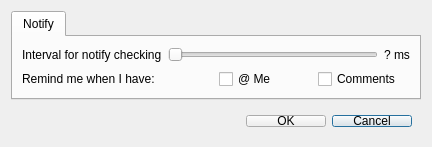
Above: ui/SettingWindow.ui from WeCase/WeCase before the change. Below: the same form after it.
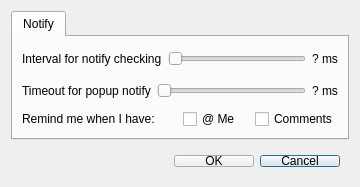
That is the form after the change. Icons and pictures are not drawn.

The edit to the form file:
```diff
--- a/ui/SettingWindow.ui
+++ b/ui/SettingWindow.ui
@@ -6,8 +6,8 @@
    <rect>
     <x>0</x>
     <y>0</y>
-    <width>432</width>
-    <height>143</height>
+    <width>360</width>
+    <height>187</height>
    </rect>
   </property>
   <property name="sizePolicy">
@@ -39,8 +39,6 @@
       <attribute name="title">
        <string>Notify</string>
       </attribute>
-      <layout class="QGridLayout" name="gridLayout_3">
-       <item row="0" column="0">
         <layout class="QVBoxLayout" name="verticalLayout_2">
          <item>
           <layout class="QHBoxLayout" name="horizontalLayout_2">
@@ -85,6 +83,49 @@
            </item>
           </layout>
          </item>
+       <item>
+        <layout class="QHBoxLayout" name="horizontalLayout_4">
+         <item>
+          <widget class="QLabel" name="timeoutDefine">
+           <property name="text">
+            <string>Timeout for popup notify</string>
+           </property>
+           <property name="buddy">
+            <cstring>intervalSlider</cstring>
+           </property>
+          </widget>
+         </item>
+         <item>
+          <widget class="QSlider" name="timeoutSlider">
+           <property name="minimum">
+            <number>1</number>
+           </property>
+           <property name="maximum">
+            <number>100</number>
+           </property>
+           <property name="singleStep">
+            <number>30</number>
+           </property>
+           <property name="pageStep">
+            <number>0</number>
+           </property>
+           <property name="value">
+            <number>1</number>
+           </property>
+           <property name="orientation">
+            <enum>Qt::Horizontal</enum>
+           </property>
+          </widget>
+         </item>
+         <item>
+          <widget class="QLabel" name="timeoutLabel">
+           <property name="text">
+            <string>? ms</string>
+           </property>
+          </widget>
+         </item>
+        </layout>
+       </item>
          <item>
           <layout class="QHBoxLayout" name="horizontalLayout_3">
            <item>
@@ -124,8 +165,6 @@
           </layout>
          </item>
         </layout>
-       </item>
-      </layout>
      </widget>
     </widget>
    </item>
```
Left out of the diff: 25 changed lines with no effect on the pictures. Lines whose indentation alone changed are shown as unchanged.
